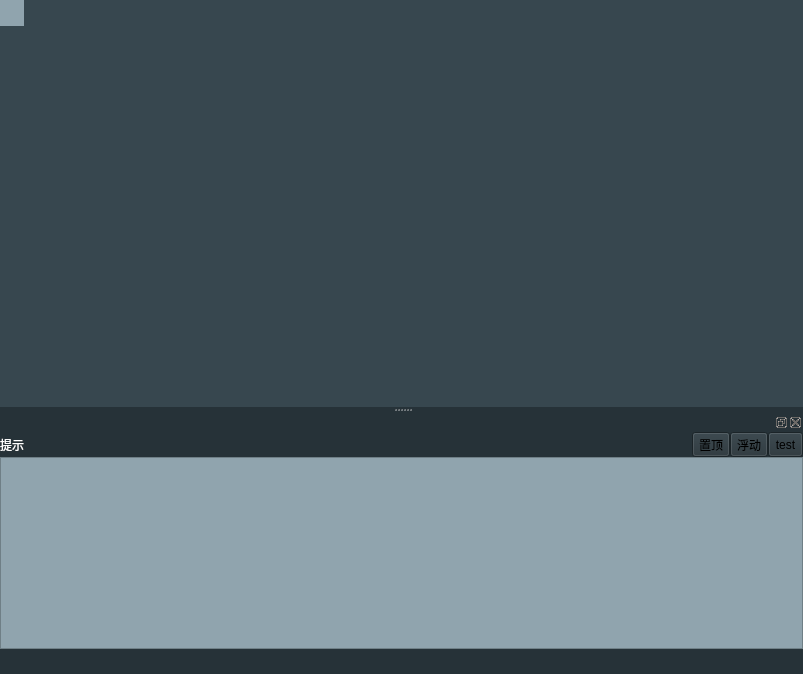
First picture: the form in QtClient/mainwindow.ui, repository imtangsheng/QtClient, before the edit.
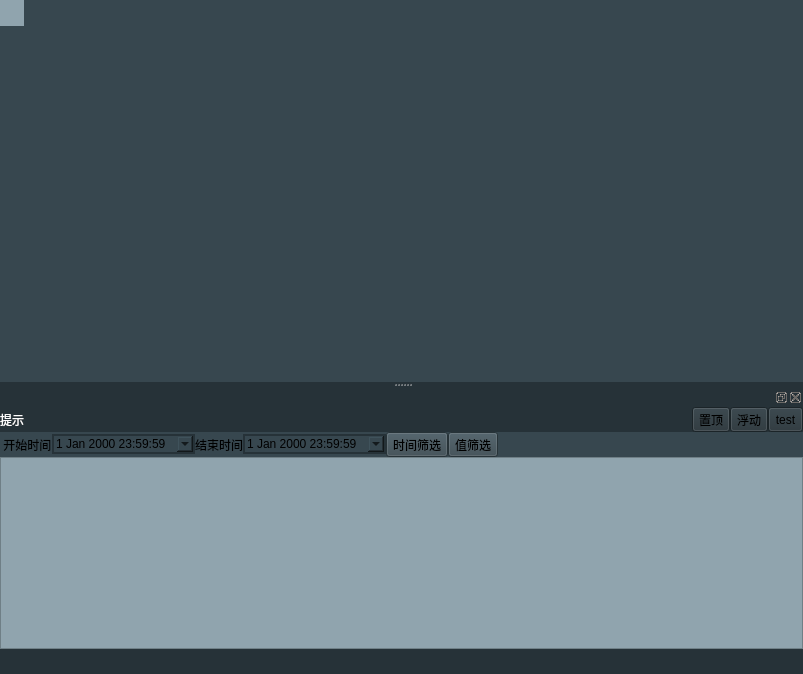
Second picture: the form after the edit. Icons and pictures are not drawn.

```diff
--- a/QtClient/mainwindow.ui
+++ b/QtClient/mainwindow.ui
@@ -472,8 +472,8 @@
    </property>
    <property name="minimumSize">
     <size>
-     <width>160</width>
-     <height>114</height>
+     <width>520</width>
+     <height>145</height>
     </size>
    </property>
    <property name="mouseTracking">
@@ -664,6 +664,203 @@
      </item>
      <item>
       <layout class="QVBoxLayout" name="Layout_Sql">
+       <property name="spacing">
+        <number>0</number>
+       </property>
+       <item>
+        <widget class="QWidget" name="widget_ableView_events_title" native="true">
+         <layout class="QHBoxLayout" name="Layout_Sql_title">
+          <property name="spacing">
+           <number>0</number>
+          </property>
+          <property name="leftMargin">
+           <number>0</number>
+          </property>
+          <property name="topMargin">
+           <number>0</number>
+          </property>
+          <property name="rightMargin">
+           <number>0</number>
+          </property>
+          <property name="bottomMargin">
+           <number>0</number>
+          </property>
+          <item>
+           <widget class="QLabel" name="label_9">
+            <property name="text">
+             <string> 开始时间</string>
+            </property>
+           </widget>
+          </item>
+          <item>
+           <widget class="QDateTimeEdit" name="dateTimeEdit_events_time_begin">
+            <property name="sizePolicy">
+             <sizepolicy hsizetype="Preferred" vsizetype="Fixed">
+              <horstretch>0</horstretch>
+              <verstretch>0</verstretch>
+             </sizepolicy>
+            </property>
+            <property name="minimumSize">
+             <size>
+              <width>0</width>
+              <height>0</height>
+             </size>
+            </property>
+            <property name="maximumSize">
+             <size>
+              <width>16777215</width>
+              <height>16777215</height>
+             </size>
+            </property>
+            <property name="sizeIncrement">
+             <size>
+              <width>1</width>
+              <height>0</height>
+             </size>
+            </property>
+            <property name="autoFillBackground">
+             <bool>true</bool>
+            </property>
+            <property name="styleSheet">
+             <string notr="true">QDateTimeEdit::down-arrow {
+	image: url(:/asset/HomeWindow/PTZControl_TILT_DOWN.svg);
+
+}
+QDateTimeEdit {
+border: 2px solid #263238;
+
+}
+
+
+QDateTimeEdit::up-button {
+subcontrol-origin: border;
+subcontrol-position: right;
+width: 16px;
+height: 16px;
+border-image: url(:/asset/HomeWindow/Speed_Add.svg);
+border-width: 1px;
+}
+
+QDateTimeEdit::down-button {
+subcontrol-origin: border;
+subcontrol-position: left;
+width: 16px;
+height: 16px;
+border-image: url(:/asset/HomeWindow/Speed_Sub.svg);
+border-width: 1px;
+}</string>
+            </property>
+            <property name="time">
+             <time>
+              <hour>23</hour>
+              <minute>59</minute>
+              <second>59</second>
+             </time>
+            </property>
+            <property name="minimumTime">
+             <time>
+              <hour>0</hour>
+              <minute>0</minute>
+              <second>0</second>
+             </time>
+            </property>
+            <property name="calendarPopup">
+             <bool>true</bool>
+            </property>
+           </widget>
+          </item>
+          <item>
+           <widget class="QLabel" name="label_10">
+            <property name="text">
+             <string>结束时间</string>
+            </property>
+           </widget>
+          </item>
+          <item>
+           <widget class="QDateTimeEdit" name="dateTimeEdit_events_time_end">
+            <property name="sizePolicy">
+             <sizepolicy hsizetype="Preferred" vsizetype="Fixed">
+              <horstretch>0</horstretch>
+              <verstretch>0</verstretch>
+             </sizepolicy>
+            </property>
+            <property name="minimumSize">
+             <size>
+              <width>0</width>
+              <height>0</height>
+             </size>
+            </property>
+            <property name="maximumSize">
+             <size>
+              <width>16777215</width>
+              <height>16777215</height>
+             </size>
+            </property>
+            <property name="styleSheet">
+             <string notr="true">QDateTimeEdit::down-arrow {
+	image: url(:/asset/HomeWindow/PTZControl_TILT_DOWN.svg);
+
+}
+QDateTimeEdit {
+border: 2px solid #263238;
+
+}
+</string>
+            </property>
+            <property name="time">
+             <time>
+              <hour>23</hour>
+              <minute>59</minute>
+              <second>59</second>
+             </time>
+            </property>
+            <property name="calendarPopup">
+             <bool>true</bool>
+            </property>
+           </widget>
+          </item>
+          <item>
+           <widget class="QToolButton" name="toolButton_events_query_time">
+            <property name="sizePolicy">
+             <sizepolicy hsizetype="Preferred" vsizetype="Fixed">
+              <horstretch>0</horstretch>
+              <verstretch>0</verstretch>
+             </sizepolicy>
+            </property>
+            <property name="maximumSize">
+             <size>
+              <width>64</width>
+              <height>16777215</height>
+             </size>
+            </property>
+            <property name="text">
+             <string>时间筛选</string>
+            </property>
+           </widget>
+          </item>
+          <item>
+           <widget class="QToolButton" name="toolButton_events_query_value">
+            <property name="text">
+             <string>值筛选</string>
+            </property>
+           </widget>
+          </item>
+          <item>
+           <spacer name="horizontalSpacer_15">
+            <property name="orientation">
+             <enum>Qt::Horizontal</enum>
+            </property>
+            <property name="sizeHint" stdset="0">
+             <size>
+              <width>40</width>
+              <height>20</height>
+             </size>
+            </property>
+           </spacer>
+          </item>
+         </layout>
+        </widget>
+       </item>
        <item>
         <widget class="QTableView" name="tableView_events">
          <property name="styleSheet">
```
Left out of the diff: 12 changed lines with no effect on the pictures.
